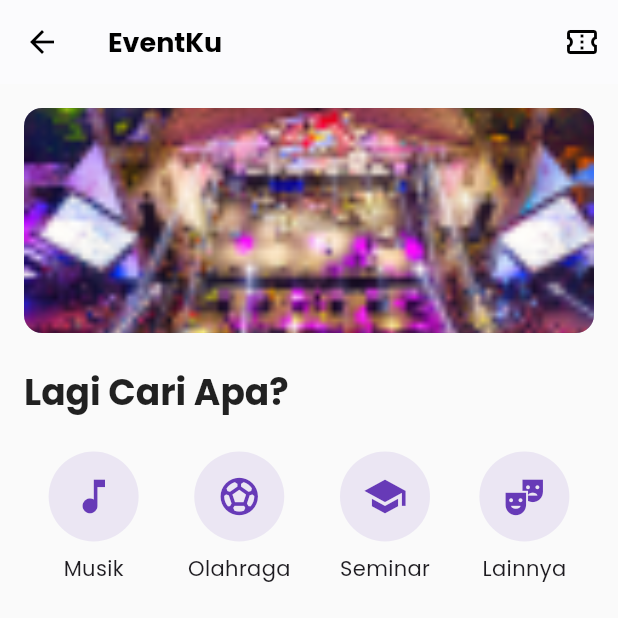
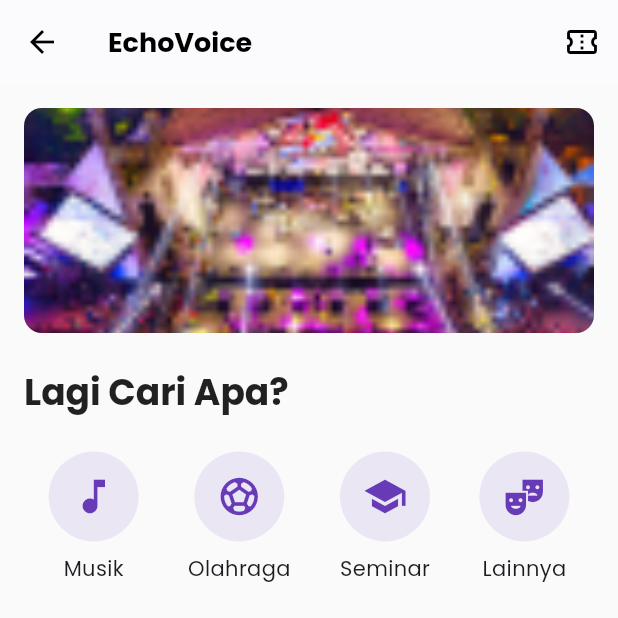
Before and after one commit to natalliaa01/H1D023099_MOBILECPMK3, a Flutter app: the HomeView screen opened by its route, on a phone screen of 412 x 824 dp, the top half of it. Run offline on Flutter 3.47's test engine with Material 3 defaults, Android fonts, the phone set to English and light mode, and no system bars; our stand-ins replace get, google_fonts, qr_flutter.

Commit message:
app name

```diff
--- a/lib/app/modules/home/views/home_view.dart
+++ b/lib/app/modules/home/views/home_view.dart
@@ -9,7 +9,7 @@ class HomeView extends GetView<HomeController> {
   Widget build(BuildContext context) {
     return Scaffold(
       appBar: AppBar(
-        title: const Text('EventKu'),
+        title: const Text('EchoVoice'),
         actions: [
           IconButton(
             icon: const Icon(Icons.confirmation_num_outlined),
@@ -66,8 +66,6 @@ class HomeView extends GetView<HomeController> {
   }
 
   Widget _buildSectionTitle(String title) {
-    // --- PERUBAHAN DI SINI ---
-    // Kita beri padding dan ganti style font-nya
     return Padding(
       padding: const EdgeInsets.only(top: 24.0, bottom: 12.0),
       child: Text(
--- a/lib/main.dart
+++ b/lib/main.dart
@@ -6,7 +6,7 @@ import 'package:google_fonts/google_fonts.dart';
 void main() {
   runApp(
     GetMaterialApp(
-      title: "EventKu App",
+      title: "EchoVoice App",
       debugShowCheckedModeBanner: false,
       initialRoute: AppPages.INITIAL,
       getPages: AppPages.routes,
```
